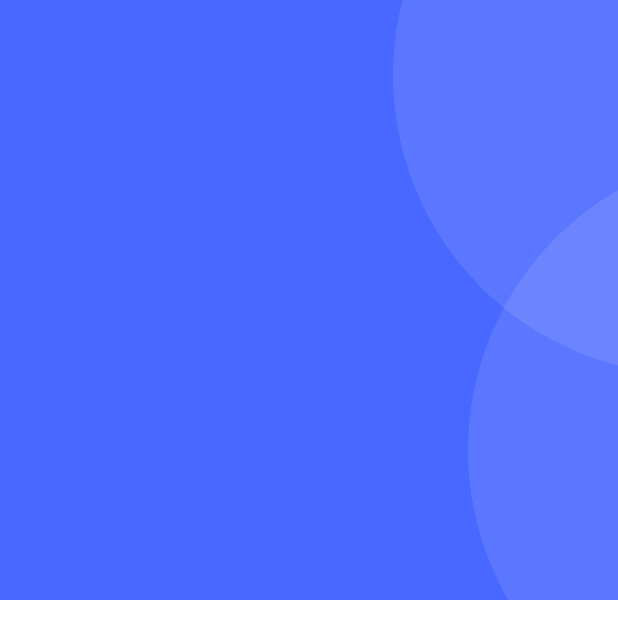
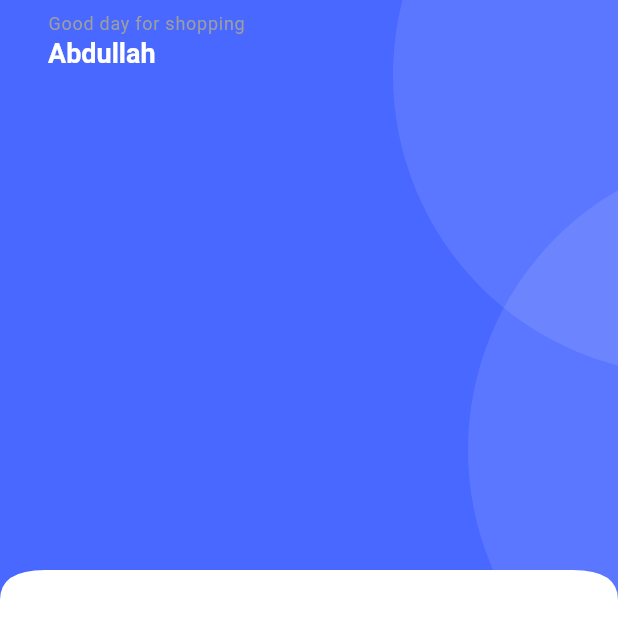
Before and after one commit to MdAbdullahAlMahmud/FlutterCore, a Flutter app: the HomeScreen screen opened directly, on a phone screen of 412 x 824 dp. Shown: the top 639 px of the screen. Run offline on Flutter 3.47's test engine with Material 3 defaults, Android fonts, the phone set to English and light mode, and no system bars; our stand-ins replace get, iconsax, smooth_page_indicator.

Commit message:
- App Bar widget completed

```diff
--- /dev/null
+++ b/lib/common/widget/TCurvedEdge.dart
@@ -0,0 +1,52 @@
+import 'package:flutter/material.dart';
+
+import '../../utils/constants/colors.dart';
+import 'container/circular_container.dart';
+import 'container/curved_edge.dart';
+class TCurvedEdgeHeader extends StatelessWidget {
+  const TCurvedEdgeHeader({
+    super.key,
+    required this.child,
+    this.size =400,
+    this.color,
+  });
+
+  final Widget child;
+  final double? size ;
+  final Color? color ;
+
+  @override
+  Widget build(BuildContext context) {
+
+
+    return ClipPath(
+      clipper: TCustomCurvedEdges(),
+      child: Container(
+        color: color ?? TColors.primary,
+        padding: const EdgeInsets.all(0),
+        child: SizedBox(
+          height: size ?? 400,
+          child: Stack(
+            children: [
+              Positioned(
+                  top: ((-150 * size! ) /400) ,
+                  right: ((-250 * size! ) /400) ,
+                  child: CircularContainer(
+                    backgroundColor: TColors.white.withOpacity(.1),
+                  )
+              ),
+              Positioned(
+                  top: ((100 * size! ) /400 ) ,
+                  right: ((-300 * size! ) /400) ,
+                  child: CircularContainer(
+                    backgroundColor: TColors.white .withOpacity(.1),
+                  )
+              ),
+              child
+            ],
+          ),
+        ),
+      ),
+    );
+  }
+}
--- /dev/null
+++ b/lib/common/widget/appbar/appbar.dart
@@ -0,0 +1,39 @@
+
+import 'package:e_commerce/utils/constants/sizes.dart';
+import 'package:e_commerce/utils/device/device_utils.dart';
+import 'package:flutter/material.dart';
+import 'package:iconsax/iconsax.dart';
+import 'package:get/get.dart';
+
+class TAppBar extends StatelessWidget implements PreferredSizeWidget {
+  const TAppBar({
+    super.key,
+    this.title,
+    this.actions,
+    this.leadingIcon,
+    this.leadingOnPressed,
+    this.showBackArrow = false
+  });
+
+  final Widget? title;
+  final bool showBackArrow;
+  final IconData? leadingIcon;
+  final List<Widget>? actions;
+  final  leadingOnPressed;
+  @override
+  Widget build(BuildContext context) {
+    return Padding(
+      padding: const EdgeInsets.symmetric(horizontal: TSize.md),
+      child: AppBar(
+        automaticallyImplyLeading: false,
+        leading: showBackArrow ? IconButton(onPressed: () => Get.back(), icon: const Icon(Iconsax.arrow_left))
+        : leadingIcon !=null ? IconButton(onPressed: leadingOnPressed, icon: Icon(leadingIcon)):null,
+        title: title,
+        actions: actions,
+      ),
+    );
+  }
+
+  @override
+  Size get preferredSize => Size.fromHeight(TDeviceUtils.getStatusBarHeight);
+}
--- /dev/null
+++ b/lib/common/widget/container/curved_edge.dart
@@ -0,0 +1,39 @@
+import 'package:flutter/material.dart';
+
+class TCustomCurvedEdges extends CustomClipper<Path>{
+  @override
+  Path getClip(Size size) {
+
+    var path = Path();
+    path.lineTo(0,size.height);
+
+    final firstCurve = Offset(0, size.height - 20);
+    final lastCurve = Offset(30, size.height - 20);
+    path.quadraticBezierTo(firstCurve.dx, firstCurve.dy, lastCurve.dx, lastCurve.dy);
+
+
+    final secondFirstCurve = Offset(0,  size.height-20);
+    final secondLastCurve = Offset(size.width -30,  size.height-20);
+    path.quadraticBezierTo(secondFirstCurve.dx, secondFirstCurve.dy, secondLastCurve.dx, secondLastCurve.dy);
+
+
+
+    final thirdFirstCurve = Offset(size.width,  size.height-20);
+    final thirdLastCurve = Offset(size.width ,  size.height);
+    path.quadraticBezierTo(thirdFirstCurve.dx, thirdFirstCurve.dy, thirdLastCurve.dx, thirdLastCurve.dy);
+
+    path.lineTo(size.width, 0);
+
+    path.close();
+
+
+    return path;
+  }
+
+  @override
+  bool shouldReclip(covariant CustomClipper<Path> oldClipper) {
+    return true;
+  }
+
+
+}
--- /dev/null
+++ b/lib/features/shop/screen/home/THomeEdgeContainer.dart
@@ -0,0 +1,18 @@
+import 'package:e_commerce/common/widget/TCurvedEdge.dart';
+import 'package:e_commerce/utils/constants/colors.dart';
+import 'package:flutter/material.dart';
+
+class THomeEdgeContainer extends StatelessWidget {
+  const THomeEdgeContainer({super.key,required this.child});
+
+  final Widget child;
+
+  @override
+  Widget build(BuildContext context) {
+    return TCurvedEdgeHeader(
+      color: TColors.primary,
+      child: child,
+
+    );
+  }
+}
--- a/lib/features/shop/screen/home/home_screen.dart
+++ b/lib/features/shop/screen/home/home_screen.dart
@@ -1,5 +1,9 @@
+import 'package:e_commerce/common/widget/appbar/appbar.dart';
 import 'package:e_commerce/common/widget/container/circular_container.dart';
+import 'package:e_commerce/common/widget/container/curved_edge.dart';
+import 'package:e_commerce/features/shop/screen/home/THomeEdgeContainer.dart';
 import 'package:e_commerce/utils/constants/colors.dart';
+import 'package:e_commerce/utils/constants/text.dart';
 import 'package:flutter/material.dart';
 class HomeScreen extends StatelessWidget {
   const HomeScreen({super.key});
@@ -10,31 +14,24 @@ class HomeScreen extends StatelessWidget {
       body: SingleChildScrollView(
         child: Column(
           children: [
-            Container(
-              color: TColors.primary,
-              padding: EdgeInsets.all(0),
-              child: SizedBox(
-                height: 400,
-                child: Stack(
+            THomeEdgeContainer(
+                child:Column(
                   children: [
-                    Positioned(
-                        top: -150,
-                        right: -250,
-                        child: CircularContainer(
-                          backgroundColor: TColors.white.withOpacity(.1),
-                        )
-                    ),
-                    Positioned(
-                        top: 100,
-                        right: -300,
-                        child: CircularContainer(
-                          backgroundColor: TColors.white .withOpacity(.1),
-                        )
-                    ),
+                    TAppBar(
+                      title:
+                      Column(
+                        crossAxisAlignment: CrossAxisAlignment.start,
+                        children: [
+                          Text(TText.appBarTitle,style: Theme.of(context).textTheme.labelMedium?.apply(color: Colors.grey)),
+                          Text(TText.appBarSubTitle,style: Theme.of(context).textTheme.headlineSmall?.apply(color: TColors.white),)
+                        ],
+                      ),
+                    )
                   ],
-                ),
-              ),
+                )
+
             )
+
           ],
         ),
       ),
--- a/lib/utils/constants/text.dart
+++ b/lib/utils/constants/text.dart
@@ -38,6 +38,11 @@ class TText{
   static const orSignUpWith = "or Sign up with";
 
 
+  //Home
+static const appBarTitle = "Good day for shopping";
+static const appBarSubTitle = "Abdullah";
+
+
 
 
 
--- a/lib/utils/device/device_utils.dart
+++ b/lib/utils/device/device_utils.dart
@@ -27,6 +27,7 @@ class TDeviceUtils{
   static BuildContext context = Get.context!;
 
   static double getStatusBarHeight = MediaQuery.of(context).padding.top;
+  static double getAppBarHeight = kToolbarHeight;
 
   static double getPixelRation = MediaQuery.of(context).devicePixelRatio;
 
```
